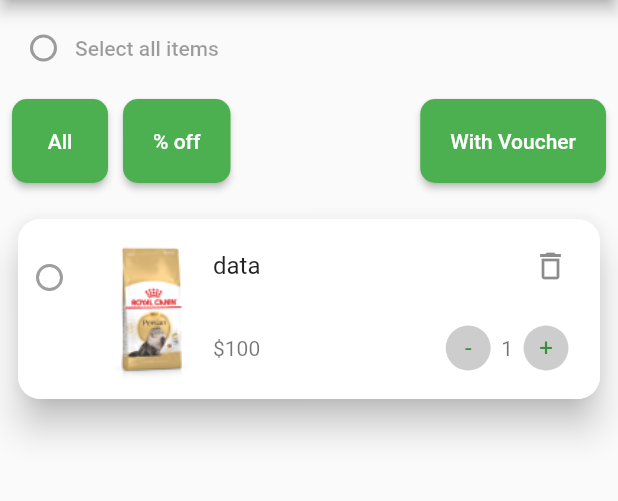
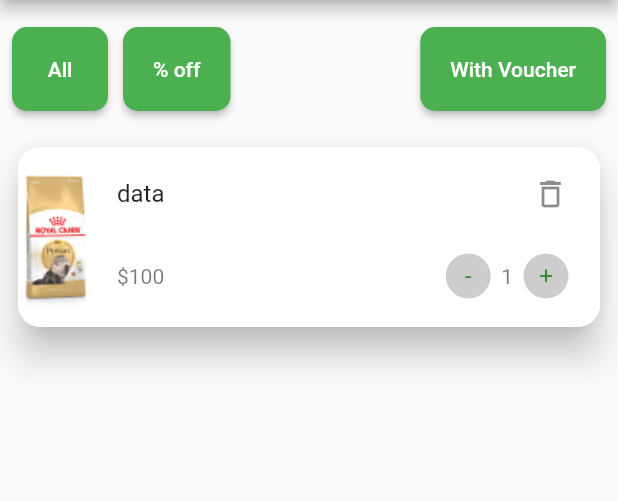
Before and after one commit to white-king1/plimarks_pp, a Flutter app: the Cart screen opened directly, on a phone screen of 412 x 824 dp, the part 84-585 px from its top. Run offline on Flutter 3.47's test engine with Material 2 defaults, Android fonts, the phone set to English and light mode, and no system bars; our stand-ins replace flutter_snake_navigationbar, get.

Commit message:
new push 17th march 2023

```diff
--- a/lib/main.dart
+++ b/lib/main.dart
@@ -1,4 +1,4 @@
-// ignore_for_file: prefer_const_constructors, duplicate_ignore, unused_import
+// ignore_for_file: prefer_const_constructors, duplicate_ignore, unused_import, use_key_in_widget_constructors, must_be_immutable
 
 import 'package:flutter/material.dart';
 import 'package:plimarks_app/auth/forgotpsd.dart';
--- a/lib/screens/cart.dart
+++ b/lib/screens/cart.dart
@@ -1,4 +1,4 @@
-// ignore_for_file: prefer_const_constructors, prefer_const_literals_to_create_immutables, avoid_unnecessary_containers
+// ignore_for_file: prefer_const_constructors, prefer_const_literals_to_create_immutables, avoid_unnecessary_containers, unused_import, sized_box_for_whitespace, non_constant_identifier_names, sort_child_properties_last
 
 import 'package:flutter/material.dart';
 import 'package:plimarks_app/utils/lists.dart';
@@ -63,12 +63,12 @@ class _CartState extends State<Cart> {
           padding: const EdgeInsets.all(8.0),
           child: Column(
             children: [
-              RadioMenuButton(
-                value: true,
-                groupValue: false,
-                onChanged: null,
-                child: Text('Select all items'),
-              ),
+              // RadioMenuButton(
+              //   value: true,
+              //   groupValue: false,
+              //   onChanged: null,
+              //   child: Text('Select all items'),
+              // ),
               SizedBox(
                 height: 10,
               ),
@@ -112,14 +112,14 @@ class _CartState extends State<Cart> {
                   child: Row(
                     crossAxisAlignment: CrossAxisAlignment.start,
                     children: [
-                      RadioMenuButton(
-                        value: true,
-                        groupValue: false,
-                        onChanged: null,
-                        child: SizedBox(
-                          width: 1,
-                        ),
-                      ),
+                      // RadioMenuButton(
+                      //   value: true,
+                      //   groupValue: false,
+                      //   onChanged: null,
+                      //   child: SizedBox(
+                      //     width: 1,
+                      //   ),
+                      // ),
                       Container(
                         height: 120,
                         width: 50,
--- a/lib/screens/dashboard.dart
+++ b/lib/screens/dashboard.dart
@@ -1,4 +1,4 @@
-// ignore_for_file: prefer_const_constructors, sort_child_properties_last, prefer_const_literals_to_create_immutables
+// ignore_for_file: prefer_const_constructors, sort_child_properties_last, prefer_const_literals_to_create_immutables, sized_box_for_whitespace
 
 import 'package:flutter/material.dart';
 import 'package:get/get.dart';
--- a/lib/screens/home.dart
+++ b/lib/screens/home.dart
@@ -1,4 +1,4 @@
-// ignore_for_file: prefer_const_constructors
+// ignore_for_file: prefer_const_constructors, prefer_const_literals_to_create_immutables
 
 import 'package:flutter/material.dart';
 import 'package:flutter_snake_navigationbar/flutter_snake_navigationbar.dart';
--- a/lib/screens/withdrawal.dart
+++ b/lib/screens/withdrawal.dart
@@ -1,3 +1,5 @@
+// ignore_for_file: prefer_const_constructors
+
 import 'package:flutter/material.dart';
 import 'package:plimarks_app/utils/styles.dart';
 
--- a/lib/utils/lists.dart
+++ b/lib/utils/lists.dart
@@ -1,3 +1,5 @@
+// ignore_for_file: unused_import
+
 import 'package:flutter/material.dart';
 import 'package:flutter/widgets.dart';
 
```
Also changed, not shown: lib/screens/sellers_dashboard.dart (+4 -4 lines), pubspec.lock.
